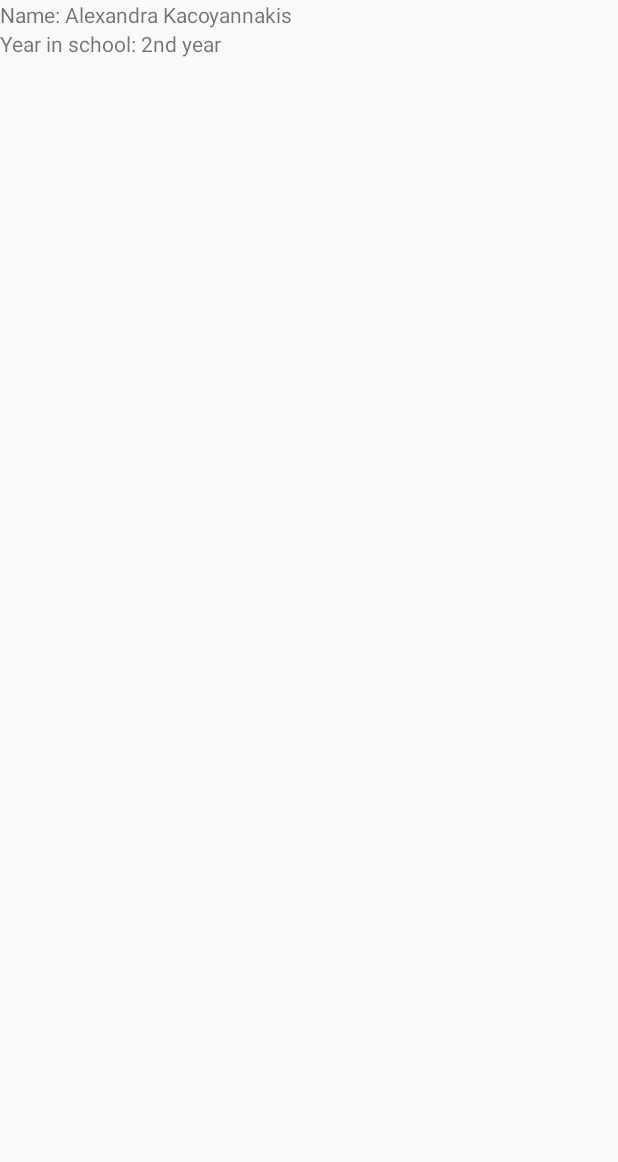
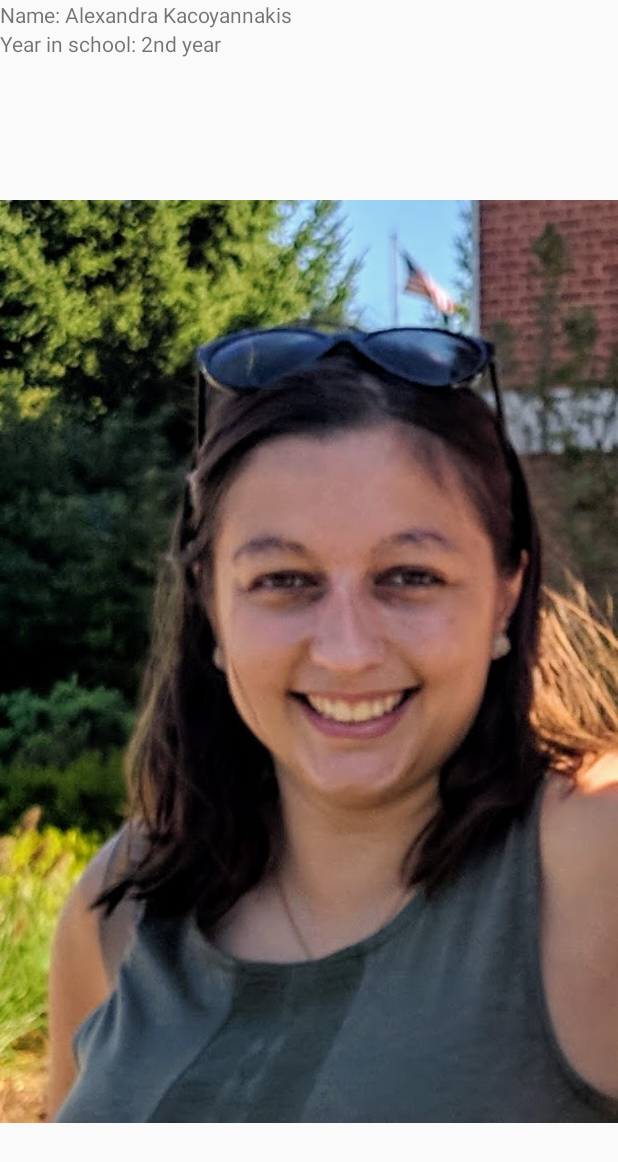
Before and after one commit to risktwist/NUMAD18SAlexandraKacoyannakis, an Android app: the layout activity_about.xml on its own in the app's theme, with its tools: preview values and no code run, on a phone screen of 412 x 824 dp. Shown: the top 1162 px of the screen. Run offline under Robolectric (Android 15) with nearby library versions, the phone set to English and light mode, and no system bars.

Commit message:
add headshot

```diff
--- a/app/src/main/AndroidManifest.xml
+++ b/app/src/main/AndroidManifest.xml
@@ -1,6 +1,8 @@
 <?xml version="1.0" encoding="utf-8"?>
 <manifest xmlns:android="http://schemas.android.com/apk/res/android"
     package="alexandrakacoyannakis.madcourse.neu.edu.numad18s_alexandrakacoyannakis">
+
+    <uses-permission android:name="android.permission.READ_PHONE_STATE" />
 
     <application
         android:allowBackup="true"
--- a/app/src/main/java/alexandrakacoyannakis/madcourse/neu/edu/numad18s_alexandrakacoyannakis/Error.java
+++ b/app/src/main/java/alexandrakacoyannakis/madcourse/neu/edu/numad18s_alexandrakacoyannakis/Error.java
@@ -9,5 +9,8 @@ public class Error extends AppCompatActivity {
     protected void onCreate(Bundle savedInstanceState) {
         super.onCreate(savedInstanceState);
         setContentView(R.layout.activity_error);
+
+        throw new RuntimeException("program has crashed");
+
     }
 }
--- a/app/src/main/res/layout/activity_about.xml
+++ b/app/src/main/res/layout/activity_about.xml
@@ -24,4 +24,13 @@
         android:layout_height="wrap_content"
         android:layout_below="@+id/year_in_school"/>
 
+    <ImageView
+        android:id="@+id/my_photo"
+        android:layout_width="wrap_content"
+        android:layout_height="wrap_content"
+        android:layout_below="@+id/phone_id"
+        android:layout_centerHorizontal="true"
+        android:scaleType="fitCenter"
+        android:src="@drawable/headshot" />
+
 </RelativeLayout>
```
Also changed, not shown: app/src/main/java/alexandrakacoyannakis/madcourse/neu/edu/numad18s_alexandrakacoyannakis/About.java (+16 -2 lines), app/src/main/java/alexandrakacoyannakis/madcourse/neu/edu/numad18s_alexandrakacoyannakis/MainActivity.java (+12 -0 lines), app/src/main/res/layout/activity_main.xml (+16 -3 lines), app/src/main/res/drawable/headshot.jpg (added), 1 other file.
